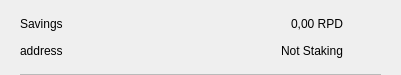
The window that src/qt/rpdchain/forms/csrow.ui (cimelli/RpdSource) describes before a commit, drawn with Qt 5.
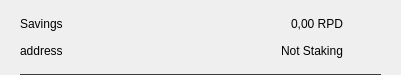
The same window after the commit. Icons and pictures are not drawn.

```diff
--- a/src/qt/rpdchain/forms/csrow.ui
+++ b/src/qt/rpdchain/forms/csrow.ui
@@ -198,7 +198,7 @@
       </size>
      </property>
      <property name="styleSheet">
-      <string notr="true">background-color:#bababa;</string>
+      <string notr="true">background-color:#3c3c3b;</string>
      </property>
      <property name="text">
       <string/>
```
